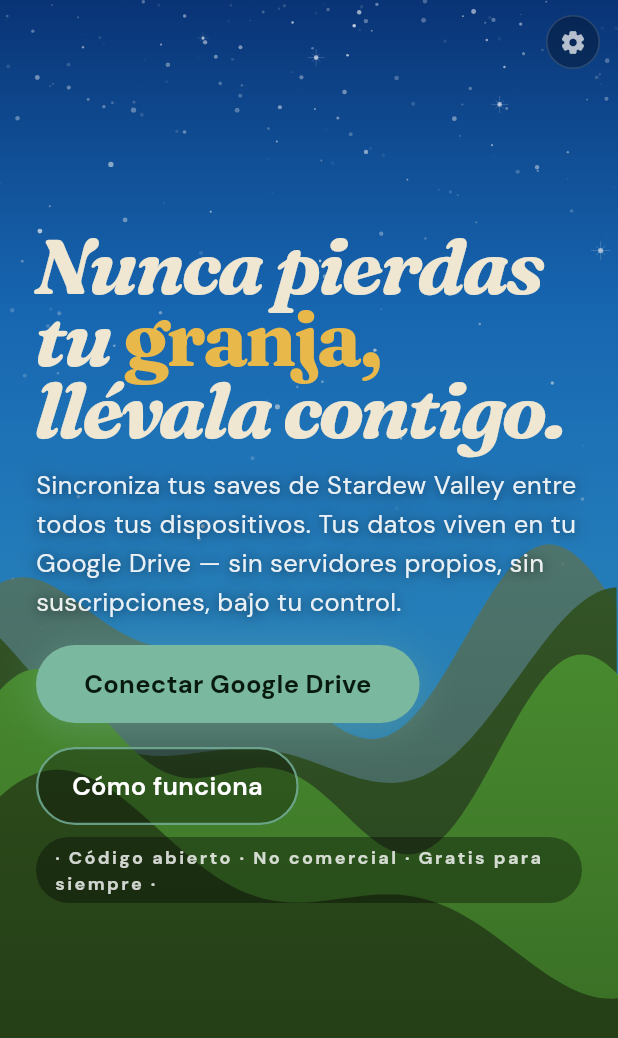
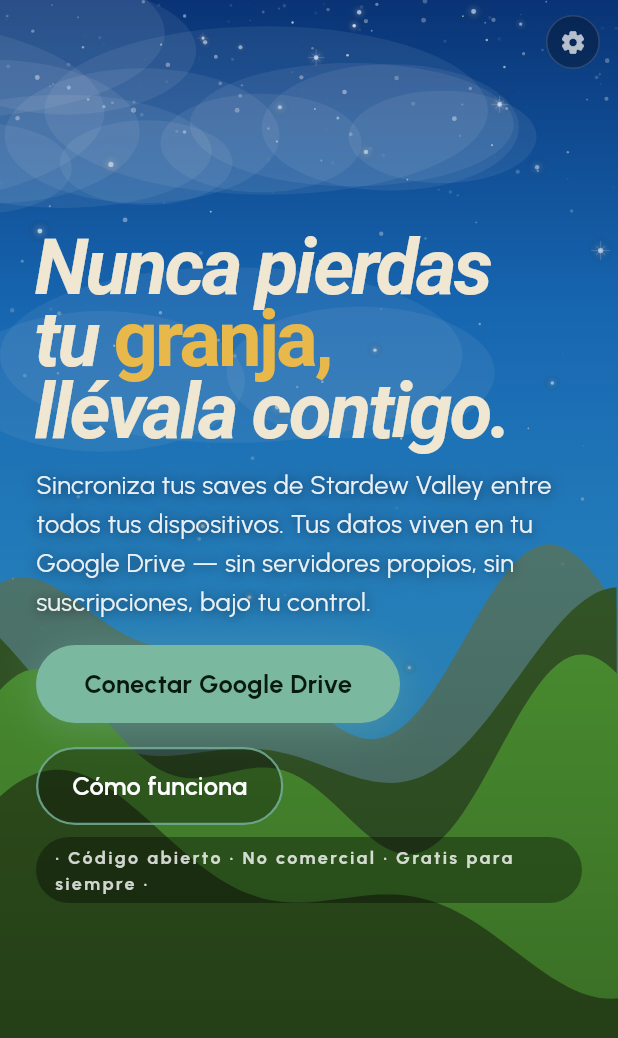
Before and after one commit to hirieo/valleysave-app, a Flutter app: the screen it shows after launch, after a tap on "Entendido, continuar", on a phone screen of 412 x 824 dp. Shown: the top 1038 px of the screen. Run offline on Flutter 3.47's test engine with Material 3 defaults, Android fonts, the phone set to English and light mode, and no system bars; our stand-ins replace flutter_dotenv, flutter_secure_storage, flutter_svg, geolocator, google_fonts, google_sign_in and 2 more; missing offline and left inert: android_intent_plus, extension_google_sign_in_as_googleapis_auth, googleapis, shizuku_api; Roboto replaces fonts that are missing (Bodoni Moda).

Commit message:
feat: replace font stack — Bodoni Moda + Urbanist + Fira Code
Replaces generic AI-default fonts (Fraunces/DM Sans/DM Mono) with a
more distinctive stack: Bodoni Moda italic for display, Urbanist for
body, Fira Code for stats/labels/mono.

Co-Authored-By: Claude Sonnet 4.6 <noreply@anthropic.com>

```diff
--- a/lib/core/theme/app_theme.dart
+++ b/lib/core/theme/app_theme.dart
@@ -24,7 +24,7 @@ class AppTheme {
         onPrimary: AppColors.greenTen,
         onSurface: AppColors.text,
       ),
-      textTheme: GoogleFonts.dmSansTextTheme(base.textTheme).apply(
+      textTheme: GoogleFonts.urbanistTextTheme(base.textTheme).apply(
         bodyColor:    AppColors.text,
         displayColor: AppColors.text,
       ),
--- a/lib/core/theme/app_typography.dart
+++ b/lib/core/theme/app_typography.dart
@@ -9,9 +9,9 @@ import 'app_colors.dart';
 class AppTypography {
   AppTypography._();
 
-  // ----- Display (Fraunces italic) -----
+  // ----- Display (Bodoni Moda italic) -----
   static TextStyle hero({Color color = AppColors.text}) =>
-      GoogleFonts.fraunces(
+      GoogleFonts.bodoniModa(
         textStyle: TextStyle(
           color: color,
           fontSize: 84,
@@ -23,7 +23,7 @@ class AppTypography {
       );
 
   static TextStyle h2({Color color = AppColors.text}) =>
-      GoogleFonts.fraunces(
+      GoogleFonts.bodoniModa(
         textStyle: TextStyle(
           color: color,
           fontSize: 40,
@@ -35,7 +35,7 @@ class AppTypography {
       );
 
   static TextStyle stat({Color color = AppColors.accent}) =>
-      GoogleFonts.fraunces(
+      GoogleFonts.bodoniModa(
         textStyle: TextStyle(
           color: color,
           fontSize: 36,
@@ -44,9 +44,9 @@ class AppTypography {
         ),
       );
 
-  // ----- Body (DM Sans) -----
+  // ----- Body (Urbanist) -----
   static TextStyle body({Color color = AppColors.textMuted}) =>
-      GoogleFonts.dmSans(
+      GoogleFonts.urbanist(
         textStyle: TextStyle(
           color: color,
           fontSize: 17,
@@ -56,7 +56,7 @@ class AppTypography {
       );
 
   static TextStyle bodyStrong({Color color = AppColors.text}) =>
-      GoogleFonts.dmSans(
+      GoogleFonts.urbanist(
         textStyle: TextStyle(
           color: color,
           fontSize: 17,
@@ -65,9 +65,9 @@ class AppTypography {
         ),
       );
 
-  // ----- Mono (DM Mono) -----
+  // ----- Mono (Fira Code) -----
   static TextStyle mono({Color color = AppColors.textFaint, double size = 12}) =>
-      GoogleFonts.dmMono(
+      GoogleFonts.firaCode(
         textStyle: TextStyle(
           color: color,
           fontSize: size,
@@ -77,7 +77,7 @@ class AppTypography {
       );
 
   static TextStyle button({Color color = AppColors.text}) =>
-      GoogleFonts.dmSans(
+      GoogleFonts.urbanist(
         textStyle: TextStyle(
           color: color,
           fontSize: 17,
@@ -87,7 +87,7 @@ class AppTypography {
       );
 
   static TextStyle eyebrow({Color color = AppColors.green}) =>
-      GoogleFonts.dmSans(
+      GoogleFonts.urbanist(
         textStyle: TextStyle(
           color: color,
           fontSize: 12,
--- a/lib/features/onboarding/privacy_screen.dart
+++ b/lib/features/onboarding/privacy_screen.dart
@@ -82,7 +82,7 @@ class PrivacyScreen extends StatelessWidget {
                                 children: [
                                   Text(
                                     viewOnly ? 'Política de uso' : 'Antes de empezar',
-                                    style: GoogleFonts.fraunces(
+                                    style: GoogleFonts.bodoniModa(
                                       fontSize: 24,
                                       fontStyle: FontStyle.italic,
                                       fontWeight: FontWeight.w700,
@@ -92,7 +92,7 @@ class PrivacyScreen extends StatelessWidget {
                                   const SizedBox(height: 4),
                                   Text(
                                     'Última actualización: junio 2026',
-                                    style: GoogleFonts.dmMono(
+                                    style: GoogleFonts.firaCode(
                                       fontSize: 11,
                                       color: Colors.white.withValues(alpha: 0.45),
                                     ),
@@ -152,7 +152,7 @@ class PrivacyScreen extends StatelessWidget {
                             ),
                             child: Text(
                               'Entendido, continuar',
-                              style: GoogleFonts.dmMono(
+                              style: GoogleFonts.firaCode(
                                 fontSize: 13,
                                 fontWeight: FontWeight.w600,
                                 color: AppColors.accent,
@@ -193,7 +193,7 @@ class PrivacyScreen extends StatelessWidget {
           children: [
             Text(
               title,
-              style: GoogleFonts.fraunces(
+              style: GoogleFonts.bodoniModa(
                 fontSize: 13,
                 fontStyle: FontStyle.italic,
                 fontWeight: FontWeight.w700,
@@ -205,7 +205,7 @@ class PrivacyScreen extends StatelessWidget {
             const SizedBox(height: 6),
             Text(
               body,
-              style: GoogleFonts.dmMono(
+              style: GoogleFonts.firaCode(
                 fontSize: 11,
                 height: 1.6,
                 color: Colors.white.withValues(alpha: 0.65),
--- a/lib/features/settings/settings_screen.dart
+++ b/lib/features/settings/settings_screen.dart
@@ -209,7 +209,7 @@ class _SettingsScreenState extends State<SettingsScreen> {
                       children: [
                         Text(
                           'Opciones',
-                          style: GoogleFonts.fraunces(
+                          style: GoogleFonts.bodoniModa(
                             fontSize: 24,
                             fontStyle: FontStyle.italic,
                             fontWeight: FontWeight.w700,
--- a/lib/shared/widgets/season_particles_painter.dart
+++ b/lib/shared/widgets/season_particles_painter.dart
@@ -238,11 +238,12 @@ Color _pick(List<Color> list) => list[_rng.nextInt(list.length)];
 
 const _petalColors = [
   Color(0xFFffb7c5),
-  Color(0xFFffd0dc),
-  Color(0xFFffe4ec),
+  Color(0xFFf898b8),
+  Color(0xFFe878a8),
   Color(0xFFe888aa),
   Color(0xFFe8b0d8),
   Color(0xFFd8a0e0),
+  Color(0xFFc878c0),
 ];
 const _leafColors = [
   Color(0xFFc8602a),
@@ -263,7 +264,7 @@ List<Particle> createParticles(SeasonState season, double W, double H) {
   final ps = <Particle>[];
   switch (season) {
     case SeasonState.spring:
-      for (int i = 0; i < 55; i++) {
+      for (int i = 0; i < 90; i++) {
         ps.add(Particle(
           type: ParticleType.petal,
           color: _pick(_petalColors),
@@ -273,7 +274,7 @@ List<Particle> createParticles(SeasonState season, double W, double H) {
           vy: _rand(.15, .5),
           size: _rand(7, 15),
           rotSpeed: _rand(-.022, .022),
-          opacity: _rand(.35, .72),
+          opacity: _rand(.55, .85),
           drift: _rand(1.5, 3.5),
           phase: _rand(0, 2 * pi),
         ));
--- a/lib/shared/widgets/valley_base_painter.dart
+++ b/lib/shared/widgets/valley_base_painter.dart
@@ -14,7 +14,7 @@ class ValleyBasePainter extends CustomPainter {
   final SeasonState season;
   final double t;
   final List<ValleyStar> stars;
-  final List<ValleyCloud> clouds; // reservado para estaciones futuras
+  final List<ValleyCloud> clouds;
 
   @override
   void paint(Canvas canvas, Size size) {
@@ -37,11 +37,13 @@ class ValleyBasePainter extends CustomPainter {
 
     _drawMountains(canvas, W, H, d);
 
-    if (season != SeasonState.initial && season != SeasonState.spring) {
-      _drawClouds(canvas, W, H, t);
-    }
+    _drawClouds(canvas, W, H, t);
 
     _drawHills(canvas, W, H, d);
+
+    if (season == SeasonState.spring) {
+      _drawSpringGlow(canvas, W, H);
+    }
   }
 
   // ── Sky ───────────────────────────────────────────────────────────────────
@@ -84,6 +86,18 @@ class ValleyBasePainter extends CustomPainter {
       final r = s.radius * (0.65 + 0.35 * twinkle);
       final cx = s.xFrac * W;
       final cy = s.yFrac * H * 0.62;
+
+      // Glow halo — solo en inicial, estrellas brillantes
+      if (season == SeasonState.initial && alpha > 0.45 && r > 0.9) {
+        final glowPaint = Paint()
+          ..shader = RadialGradient(
+            colors: [
+              const Color(0xFFC8E6FF).withValues(alpha: alpha * 0.38),
+              Colors.transparent,
+            ],
+          ).createShader(Rect.fromCircle(center: Offset(cx, cy), radius: r * 5.5 * twinkle));
+        canvas.drawCircle(Offset(cx, cy), r * 5.5 * twinkle, glowPaint);
+      }
 
       // Core dot
       paint.color = Colors.white.withValues(alpha: alpha);
@@ -254,6 +268,23 @@ class ValleyBasePainter extends CustomPainter {
     canvas.drawPath(path, Paint()..color = color);
   }
 
+  // ── Spring glow ───────────────────────────────────────────────────────────
+
+  void _drawSpringGlow(Canvas canvas, double W, double H) {
+    final paint = Paint()
+      ..shader = LinearGradient(
+        begin: Alignment.topCenter,
+        end: Alignment.bottomCenter,
+        colors: [
+          Colors.transparent,
+          const Color(0xFFf0a0c0).withValues(alpha: 0.09),
+          const Color(0xFFe080b0).withValues(alpha: 0.06),
+        ],
+        stops: const [0.50, 0.78, 1.0],
+      ).createShader(Offset.zero & Size(W, H));
+    canvas.drawRect(Offset.zero & Size(W, H), paint);
+  }
+
   @override
   bool shouldRepaint(ValleyBasePainter old) =>
       old.t != t || old.season != season;
```
Also changed, not shown: lib/features/help/how_it_works_screen.dart (+23 -23 lines), lib/features/saves/save_card.dart (+29 -29 lines), lib/features/saves/saves_screen.dart (+57 -57 lines), assets/icons/espiga.svg (deleted).
